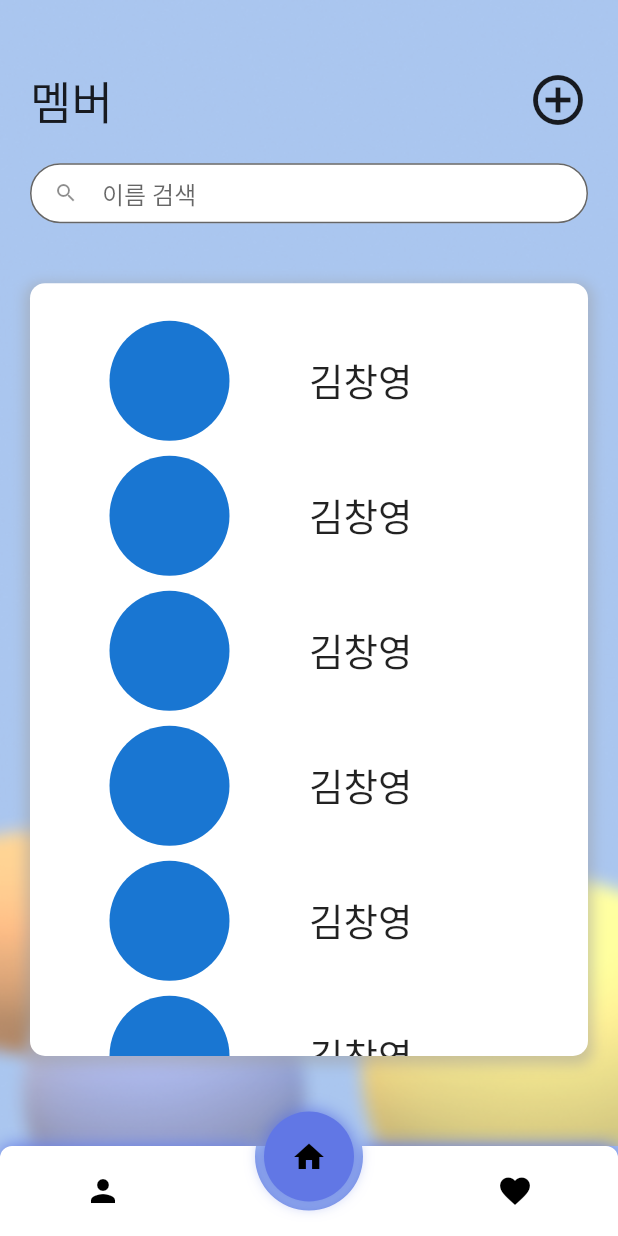
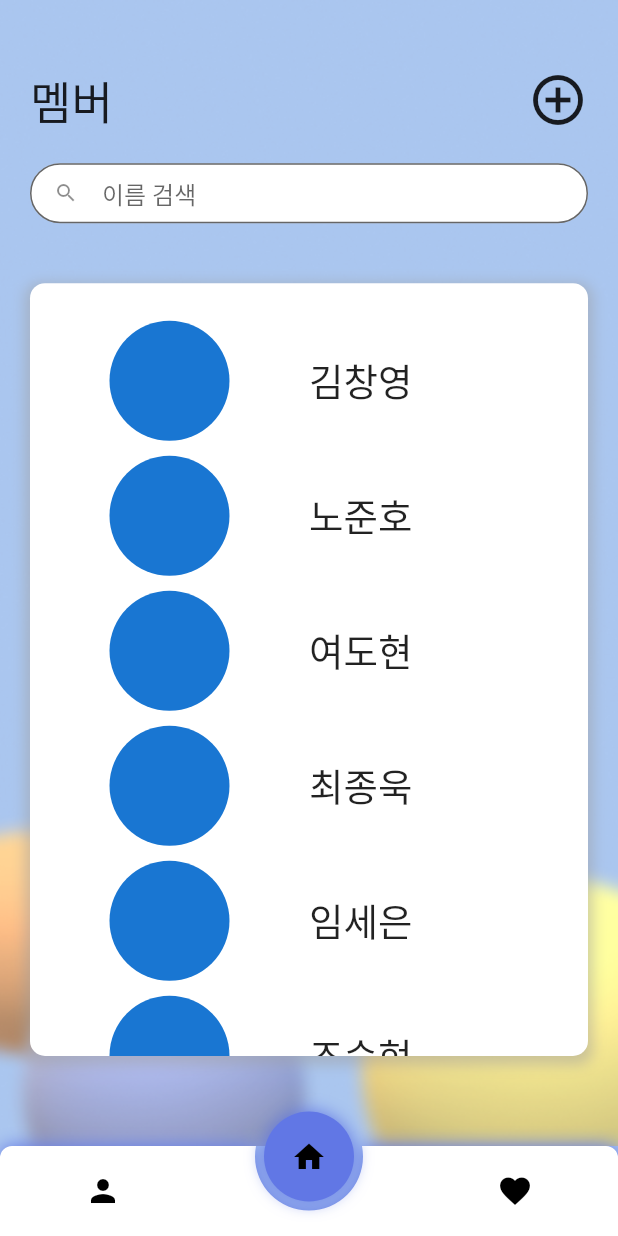
Before and after one commit to ukknown/Mention, a Flutter app: the GroupMember screen opened directly, on a phone screen of 412 x 824 dp. Run offline on Flutter 3.47's test engine with Material 2 defaults, Android fonts, the light colour scheme and no system bars; drawn by our look-alikes of circle_nav_bar; our stand-ins replace card_swiper, carousel_slider, confetti, flutter_inset_box_shadow, flutter_local_notifications.

Commit message:
[front] feat : 더미데이터만들어서 인원정렬, 디테일 정리, 알람기능 시도중

```diff
--- /dev/null
+++ b/app/assets/member.json
@@ -0,0 +1,26 @@
+[
+	{
+		"name": "김창영",
+		"address": "Ap #982-9114 Sodales St."
+	},
+	{
+		"name": "노준호",
+		"address": "P.O. Box 121, 2601 Turpis. Street"
+	},
+	{
+		"name": "여도현",
+		"address": "623-1547 Et Road"
+	},
+	{
+		"name": "최종욱",
+		"address": "977-5875 Tincidunt Rd."
+	},
+	{
+		"name": "임세은",
+		"address": "108-6259 Metus. Rd."
+	},
+	{
+		"name": "조승현",
+		"address": "123-6259 Metus. Rd."
+	}
+]
--- a/app/lib/Screens/group_member.dart
+++ b/app/lib/Screens/group_member.dart
@@ -1,10 +1,33 @@
-import 'package:app/Screens/vote_after.dart';
 import 'package:app/widgets/bg_img.dart';
 import 'package:app/widgets/bottom_nav.dart';
 import 'package:flutter/material.dart';
+import 'dart:convert';
+import 'package:flutter/services.dart';
 
-class GroupMember extends StatelessWidget {
+Future<List<dynamic>> loadJson() async {
+  final String jsonString = await rootBundle.loadString('assets/member.json');
+  return json.decode(jsonString);
+}
+
+class GroupMember extends StatefulWidget {
   const GroupMember({super.key});
+
+  @override
+  State<GroupMember> createState() => _GroupMemberState();
+}
+
+class _GroupMemberState extends State<GroupMember> {
+  late List<dynamic> memberData = [];
+
+  @override
+  void initState() {
+    super.initState();
+    loadJson().then((value) {
+      setState(() {
+        memberData = value;
+      });
+    });
+  }
 
   @override
   Widget build(BuildContext context) {
@@ -83,19 +106,15 @@ class GroupMember extends StatelessWidget {
                       ),
                     ],
                   ),
-                  child: const SingleChildScrollView(
+                  child: SingleChildScrollView(
                     child: Column(
                       mainAxisAlignment: MainAxisAlignment.start,
                       children: [
-                        SizedBox(
+                        const SizedBox(
                           height: 20,
                         ),
-                        Member(),
-                        Member(),
-                        Member(),
-                        Member(),
-                        Member(),
-                        Member(),
+                        // 멤버에 데이터 넣는 곳 (json형태로)
+                        ...memberData.map((person) => Member(person: person)),
                       ],
                     ),
                   ),
@@ -114,18 +133,17 @@ class GroupMember extends StatelessWidget {
 }
 
 class Member extends StatelessWidget {
-  const Member({
-    super.key,
-  });
+  final Map<String, dynamic> person;
+  const Member({required this.person, Key? key}) : super(key: key);
 
   @override
   Widget build(BuildContext context) {
-    return const Center(
+    return Center(
       child: Padding(
-        padding: EdgeInsets.symmetric(vertical: 5),
+        padding: const EdgeInsets.symmetric(vertical: 5),
         child: Row(
           children: [
-            Expanded(
+            const Expanded(
               flex: 4,
               child: CircleAvatar(
                 radius: 40,
@@ -134,8 +152,8 @@ class Member extends StatelessWidget {
             Expanded(
                 flex: 4,
                 child: Text(
-                  '김창영',
-                  style: TextStyle(fontSize: 25),
+                  person["name"],
+                  style: const TextStyle(fontSize: 25),
                 )),
             // Expanded(flex: 1, child: Icon(Icons.person))
           ],
--- a/app/lib/screens/mainPage.dart
+++ b/app/lib/screens/mainPage.dart
@@ -1,8 +1,8 @@
-import 'package:app/screens/home_screen.dart';
+import 'package:flutter/material.dart';
 import 'package:circle_nav_bar/circle_nav_bar.dart';
-import 'package:flutter/material.dart';
 import 'package:card_swiper/card_swiper.dart';
 import 'package:app/screens/Hint.dart';
+import 'package:app/screens/home_screen.dart';
 import 'package:app/screens/group_screen.dart';
 
 class MainPage extends StatelessWidget {
--- a/app/pubspec.yaml
+++ b/app/pubspec.yaml
@@ -32,6 +32,7 @@ dependencies:
     sdk: flutter
   carousel_slider: ^4.0.0
   confetti: ^0.7.0
+  flutter_local_notifications: ^9.1.5
 
   # The following adds the Cupertino Icons font to your application.
   # Use with the CupertinoIcons class for iOS style icons.
@@ -39,6 +40,7 @@ dependencies:
   flutter_inset_box_shadow: ^1.0.8
   circle_nav_bar: ^2.0.1+1
   card_swiper: ^2.0.4
+  intl: ^0.17.0
 
 dev_dependencies:
   flutter_test:
@@ -64,6 +66,7 @@ flutter:
   # To add assets to your application, add an assets section, like this:
   assets:
     - assets/images/
+    - assets/member.json
   # An image asset can refer to one or more resolution-specific "variants", see
   # https://flutter.dev/assets-and-images/#resolution-aware
 
```
Also changed, not shown: app/lib/Screens/group_screen.dart (+16 -104 lines), app/lib/Screens/vote_after.dart (+12 -2 lines), app/lib/screens/Hint.dart (+5 -5 lines), app/lib/widgets/group_detail.dart (added, +117 -0 lines), app/lib/widgets/push_alarm.dart (added, +59 -0 lines), app/pubspec.lock, 2 other files.
